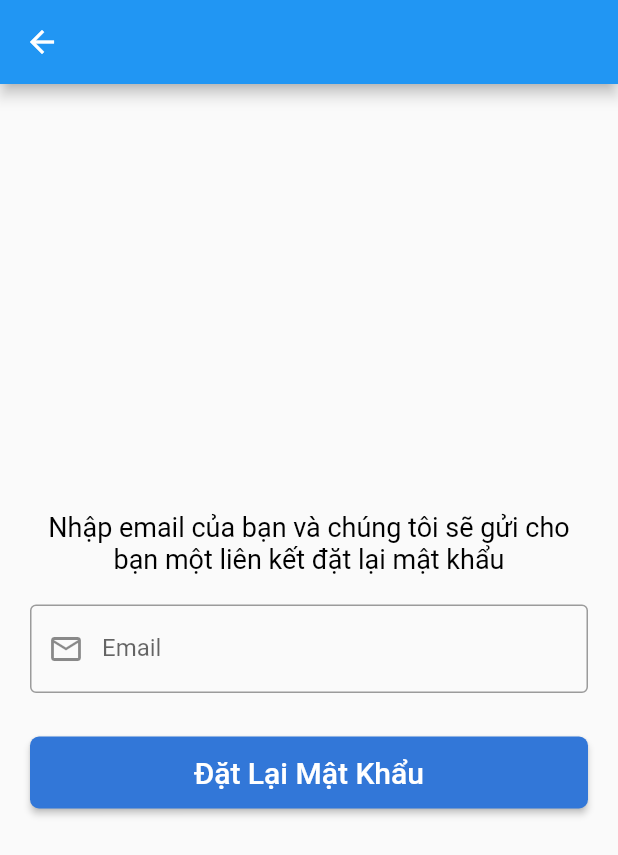
After one commit to lecaothe1996/app_uber_flutter, a Flutter app: the screen it shows after launch, after a tap on "Quên mật khẩu?", on a phone screen of 412 x 824 dp. The commit adds this screen. Shown: the top 855 px of the screen. Run offline on Flutter 3.47's test engine with Material 2 defaults, Android fonts, the phone set to English and light mode, and no system bars; our stand-ins replace firebase_auth, firebase_core, firebase_database, google_maps_flutter, shared_preferences; missing offline and left inert: dart:ffi; accounts and stored records are empty.

Commit message:
doing reset password

```diff
--- a/lib/src/blocs/auth_bloc.dart
+++ b/lib/src/blocs/auth_bloc.dart
@@ -1,5 +1,4 @@
 import 'dart:async';
-import 'package:firebase_auth/firebase_auth.dart';
 import 'package:uber_app/src/fire_base/fire_base_auth.dart';
 
 class AuthBloc {
@@ -55,10 +54,15 @@ class AuthBloc {
     _firAuthen.signIn(email, pass, onSuccess, onSignInError);
   }
 
+  void resetPass(String email, Function onSuccess, Function(String) onForgotPasswordError) {
+    _firAuthen.resetPass(email, onSuccess, onForgotPasswordError);
+  }
+
   void dispose() {
     _nameController.close();
     _phoneController.close();
     _emailController.close();
     _passController.close();
   }
+
 }
--- a/lib/src/fire_base/fire_base_auth.dart
+++ b/lib/src/fire_base/fire_base_auth.dart
@@ -1,5 +1,3 @@
-import 'dart:developer';
-
 import 'package:firebase_auth/firebase_auth.dart';
 import 'package:firebase_database/firebase_database.dart';
 
@@ -63,7 +61,21 @@ class FirAuth {
       // print('========= on signin in success');
       onSuccess();
     }).catchError((err) {
-      onSignInError('Login fail, please try again');
+      onSignInError('Đăng nhập không thành công, vui lòng thử lại.');
     });
   }
+
+  Future resetPass(String email, Function onSuccess,
+      Function(String) onForgotPasswordError) async {
+    await _firebaseAuth.sendPasswordResetEmail(email: email.trim()).then((user) {
+      // print('========= on resetPass in success');
+
+      onSuccess();
+    }).catchError((err) {
+      onForgotPasswordError('Email không đúng, vui lòng thử lại.');
+    });
+
+    print('========= on resetPass in success');
+    print('$email');
+  }
 }
--- a/lib/src/resources/login_page.dart
+++ b/lib/src/resources/login_page.dart
@@ -8,6 +8,7 @@ import 'package:uber_app/src/resources/home_page.dart';
 import 'package:uber_app/src/resources/register_page.dart';
 import '../blocs/PreferenceUtils.dart';
 import '../blocs/auth_bloc.dart';
+import 'widgets/forgot_password_page.dart';
 
 class LoginPage extends StatefulWidget {
   const LoginPage({Key? key}) : super(key: key);
@@ -19,6 +20,7 @@ class LoginPage extends StatefulWidget {
 class _LoginPageState extends State<LoginPage> {
   //hide password
   bool _obscureText = true;
+
   //
   final AuthBloc authBloc = AuthBloc();
   final TextEditingController _emailController = TextEditingController();
@@ -121,9 +123,18 @@ class _LoginPageState extends State<LoginPage> {
               Container(
                 padding: EdgeInsets.fromLTRB(0, 20, 0, 0),
                 alignment: AlignmentDirectional.centerEnd,
-                child: Text(
-                  'Quên mật khẩu?',
-                  style: TextStyle(fontSize: 16, color: Color(0xff3277D8)),
+                child: GestureDetector(
+                  onTap: () {
+                    print('Click quên mật khẩu?');
+                    Navigator.push(
+                        context,
+                        MaterialPageRoute(
+                            builder: (context) => ForgotPasswordPage()));
+                  },
+                  child: Text(
+                    'Quên mật khẩu?',
+                    style: TextStyle(fontSize: 16, color: Color(0xff3277D8)),
+                  ),
                 ),
               ),
               Padding(
@@ -187,9 +198,9 @@ class _LoginPageState extends State<LoginPage> {
       // Hien pop-up loading...
       LoadingDialog.showLoadingDialog(context, 'Loading...');
       authBloc!.signIn(email, pass, () {
-        // shared data
+        // Luu thong tin dang nhap
         PreferenceUtils.setBool(PreferenceUtils.keyIsLogin, true);
-        // an pop-up loding...
+        // An pop-up loading...
         LoadingDialog.hideLoadingDialog(context);
         Navigator.pop(context);
         Navigator.of(context)
@@ -200,6 +211,4 @@ class _LoginPageState extends State<LoginPage> {
       });
     }
   }
-
-
 }
--- /dev/null
+++ b/lib/src/resources/widgets/forgot_password_page.dart
@@ -0,0 +1,104 @@
+import 'package:flutter/material.dart';
+import 'package:uber_app/src/resources/login_page.dart';
+import '../../app.dart';
+import '../../blocs/auth_bloc.dart';
+import '../dialog/loading_dialog.dart';
+import '../dialog/msg_dialog.dart';
+
+class ForgotPasswordPage extends StatefulWidget {
+  const ForgotPasswordPage({Key? key}) : super(key: key);
+
+  @override
+  State<ForgotPasswordPage> createState() => _ForgotPasswordPageState();
+}
+
+class _ForgotPasswordPageState extends State<ForgotPasswordPage> {
+  final AuthBloc authBloc = AuthBloc();
+  final TextEditingController _emailController = TextEditingController();
+
+  @override
+  void dispose() {
+    authBloc.dispose();
+    super.dispose();
+  }
+
+  @override
+  Widget build(BuildContext context) {
+    return Scaffold(
+      appBar: AppBar(),
+      body: Padding(
+        padding: const EdgeInsets.all(20),
+        child: Column(
+          mainAxisAlignment: MainAxisAlignment.center,
+          children: [
+            Text(
+              'Nhập email của bạn và chúng tôi sẽ gửi cho bạn một liên kết đặt lại mật khẩu',
+              style: TextStyle(fontSize: 18, color: Colors.black),
+              textAlign: TextAlign.center,
+            ),
+            Padding(
+              padding: const EdgeInsets.fromLTRB(0, 20, 0, 0),
+              child: StreamBuilder(
+                  stream: authBloc.emailStream,
+                  builder: (context, snapshot) {
+                    return TextField(
+                      controller: _emailController,
+                      textInputAction: TextInputAction.done,
+                      decoration: InputDecoration(
+                          errorText: snapshot.hasError
+                              ? snapshot.error.toString()
+                              : null,
+                          prefixIcon: Icon(Icons.mail_outlined),
+                          labelText: 'Email',
+                          border: OutlineInputBorder(
+                              borderSide:
+                                  BorderSide(color: Colors.black, width: 1))),
+                    );
+                  }),
+            ),
+            Padding(
+              padding: const EdgeInsets.fromLTRB(0, 29, 0, 0),
+              child: SizedBox(
+                width: double.infinity,
+                height: 48,
+                child: RaisedButton(
+                  onPressed: _onPasswordResetClick,
+                  child: Text(
+                    'Đặt Lại Mật Khẩu',
+                    style: TextStyle(fontSize: 20, color: Colors.white),
+                  ),
+                  color: Color(0xff3277D8),
+                  shape: RoundedRectangleBorder(
+                      borderRadius: BorderRadius.all(Radius.circular(6))),
+                ),
+              ),
+            ),
+          ],
+        ),
+      ),
+    );
+  }
+
+  void _onPasswordResetClick() {
+    var isValid = authBloc.isValid(
+        toString(), toString(), _emailController.text, toString());
+
+    if (isValid) {
+      String email = _emailController.text;
+
+      var authBloc = MyApp.of(context)?.authBloc;
+      // Hien pop-up loading...
+      LoadingDialog.showLoadingDialog(context, 'Loading...');
+      authBloc!.resetPass(email, () {
+        // An pop-up loading...
+        LoadingDialog.hideLoadingDialog(context);
+        Navigator.pop(context);
+        Navigator.of(context)
+            .push(MaterialPageRoute(builder: (context) => LoginPage()));
+      }, (msg) {
+        LoadingDialog.hideLoadingDialog(context);
+        MsgDialog.showMsgDialog(context, 'Thông báo', msg);
+      });
+    }
+  }
+}
```
Also changed, not shown: 2 other files.
